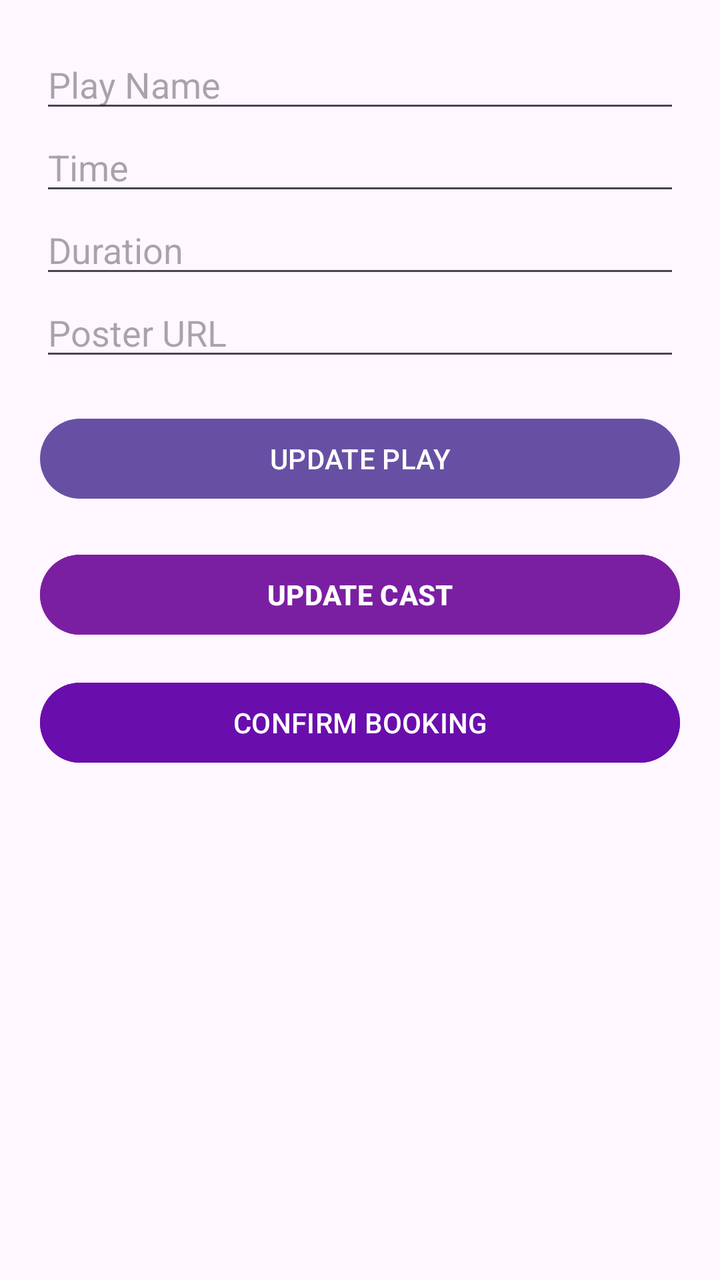
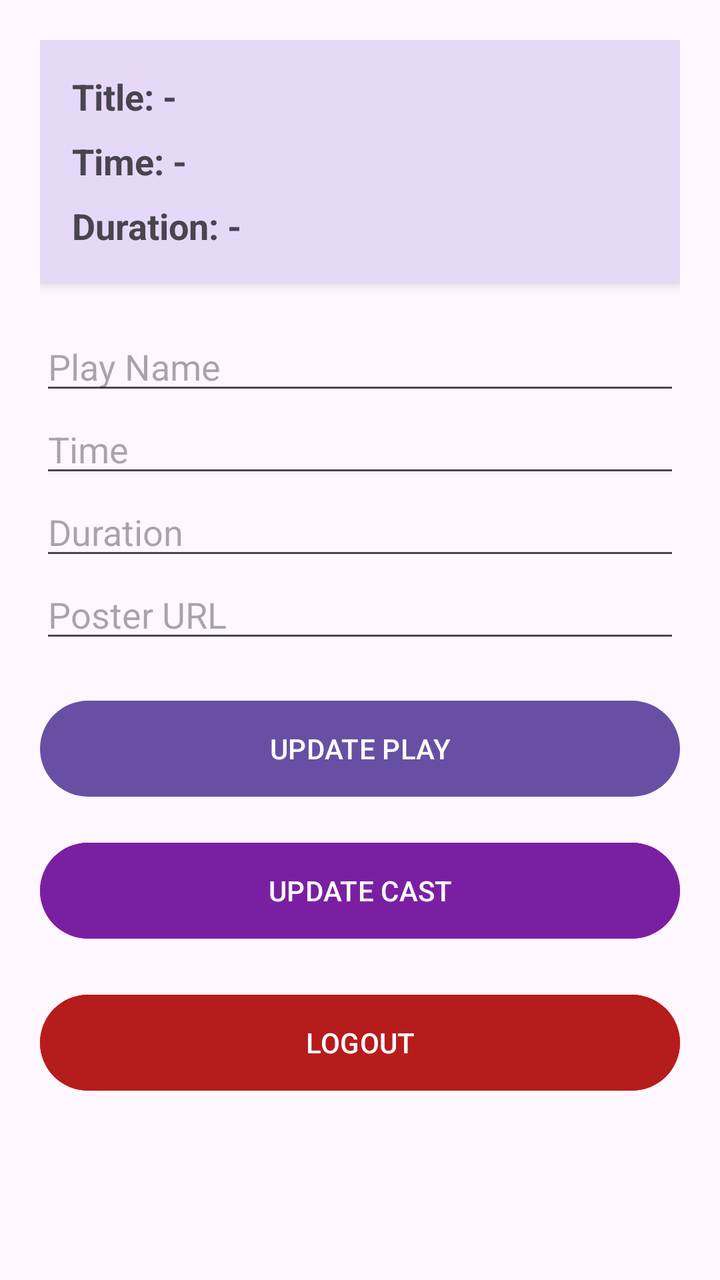

Before-and-after screenshots of an Android layout around one commit, followed by the original layout XML and the change that was made.
<!-- AndroidManifest.xml: application theme Theme.NammaMela -->
<!-- res/layout/activity_update_play.xml -->
<?xml version="1.0" encoding="utf-8"?>
<LinearLayout
    xmlns:android="http://schemas.android.com/apk/res/android"
    android:layout_width="match_parent"
    android:layout_height="match_parent"
    android:orientation="vertical"
    android:padding="20dp">

    <EditText
        android:id="@+id/titleInput"
        android:hint="Play Name"
        android:layout_width="match_parent"
        android:layout_height="wrap_content"/>

    <EditText
        android:id="@+id/timeInput"
        android:hint="Time"
        android:layout_width="match_parent"
        android:layout_height="wrap_content"/>

    <EditText
        android:id="@+id/durationInput"
        android:hint="Duration"
        android:layout_width="match_parent"
        android:layout_height="wrap_content"/>

    <EditText
        android:id="@+id/posterInput"
        android:hint="Poster URL"
        android:layout_width="match_parent"
        android:layout_height="wrap_content"/>


    <Button
        android:id="@+id/saveBtn"
        android:text="UPDATE PLAY"
        android:layout_width="match_parent"
        android:layout_height="wrap_content"
        android:layout_marginTop="20dp"/>

    <Button
        android:id="@+id/updateCastBtn"
        android:layout_width="match_parent"
        android:layout_height="wrap_content"
        android:text="UPDATE CAST"
        android:backgroundTint="#7B1FA2"
        android:textColor="#FFFFFF"
        android:textStyle="bold"
        android:layout_marginTop="20dp"/>

    <Button
        android:id="@+id/confirmBtn"
        android:layout_width="match_parent"
        android:layout_height="wrap_content"
        android:text="CONFIRM BOOKING"
        android:backgroundTint="#6A0DAD"
        android:textColor="#FFFFFF"
        android:layout_marginTop="16dp"/>

</LinearLayout>
<!-- resources referenced by this layout -->
<resources>
  <style name="Theme.NammaMela" parent="Base.Theme.NammaMela" />
  <style name="Base.Theme.NammaMela" parent="Theme.Material3.DayNight.NoActionBar">
          
          
      </style>
</resources>

<!-- the commit's change to res/layout/activity_update_play.xml (unified diff, before → after) -->
@@ -1,11 +1,54 @@
 <?xml version="1.0" encoding="utf-8"?>
 <LinearLayout
     xmlns:android="http://schemas.android.com/apk/res/android"
+    xmlns:app="http://schemas.android.com/apk/res-auto"
     android:layout_width="match_parent"
     android:layout_height="match_parent"
     android:orientation="vertical"
     android:padding="20dp">
 
+    
+
+
+    
+    <LinearLayout
+        android:layout_width="match_parent"
+        android:layout_height="wrap_content"
+        android:orientation="vertical"
+        android:background="#E6D9F8"
+        android:padding="16dp"
+        android:layout_marginBottom="20dp"
+        android:elevation="4dp">
+
+        <TextView
+            android:id="@+id/tvPreviewTitle"
+            android:layout_width="match_parent"
+            android:layout_height="wrap_content"
+            android:text="Title: -"
+            android:textStyle="bold"
+            android:textSize="18sp"
+            android:paddingBottom="8dp"/>
+
+        <TextView
+            android:id="@+id/tvPreviewTime"
+            android:layout_width="match_parent"
+            android:layout_height="wrap_content"
+            android:text="Time: -"
+            android:textStyle="bold"
+            android:textSize="18sp"
+            android:paddingBottom="8dp"/>
+
+        <TextView
+            android:id="@+id/tvPreviewDuration"
+            android:layout_width="match_parent"
+            android:layout_height="wrap_content"
+            android:text="Duration: -"
+            android:textStyle="bold"
+            android:textSize="18sp"/>
+
+    </LinearLayout>
+
+    
     <EditText
         android:id="@+id/titleInput"
         android:hint="Play Name"
@@ -30,31 +73,30 @@
         android:layout_width="match_parent"
         android:layout_height="wrap_content"/>
 
+    
 
     <Button
         android:id="@+id/saveBtn"
+        android:layout_width="match_parent"
+        android:layout_height="56dp"
         android:text="UPDATE PLAY"
-        android:layout_width="match_parent"
-        android:layout_height="wrap_content"
         android:layout_marginTop="20dp"/>
 
     <Button
         android:id="@+id/updateCastBtn"
         android:layout_width="match_parent"
-        android:layout_height="wrap_content"
+        android:layout_height="56dp"
         android:text="UPDATE CAST"
         android:backgroundTint="#7B1FA2"
         android:textColor="#FFFFFF"
-        android:textStyle="bold"
-        android:layout_marginTop="20dp"/>
+        android:layout_marginTop="15dp"/>
 
     <Button
-        android:id="@+id/confirmBtn"
+        android:id="@+id/logoutBtn"
         android:layout_width="match_parent"
-        android:layout_height="wrap_content"
-        android:text="CONFIRM BOOKING"
-        android:backgroundTint="#6A0DAD"
-        android:textColor="#FFFFFF"
-        android:layout_marginTop="16dp"/>
-
+        android:layout_height="56dp"
+        android:text="LOGOUT"
+        android:textColor="@android:color/white"
+        android:backgroundTint="#B71C1C"
+        android:layout_marginTop="20dp"/>
 </LinearLayout>
